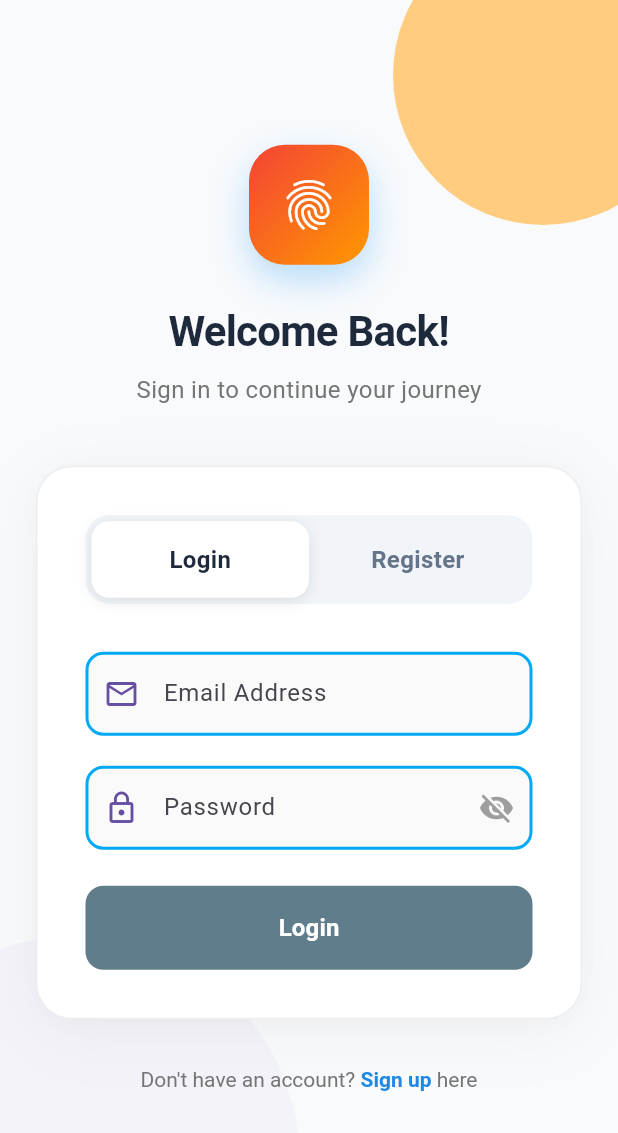
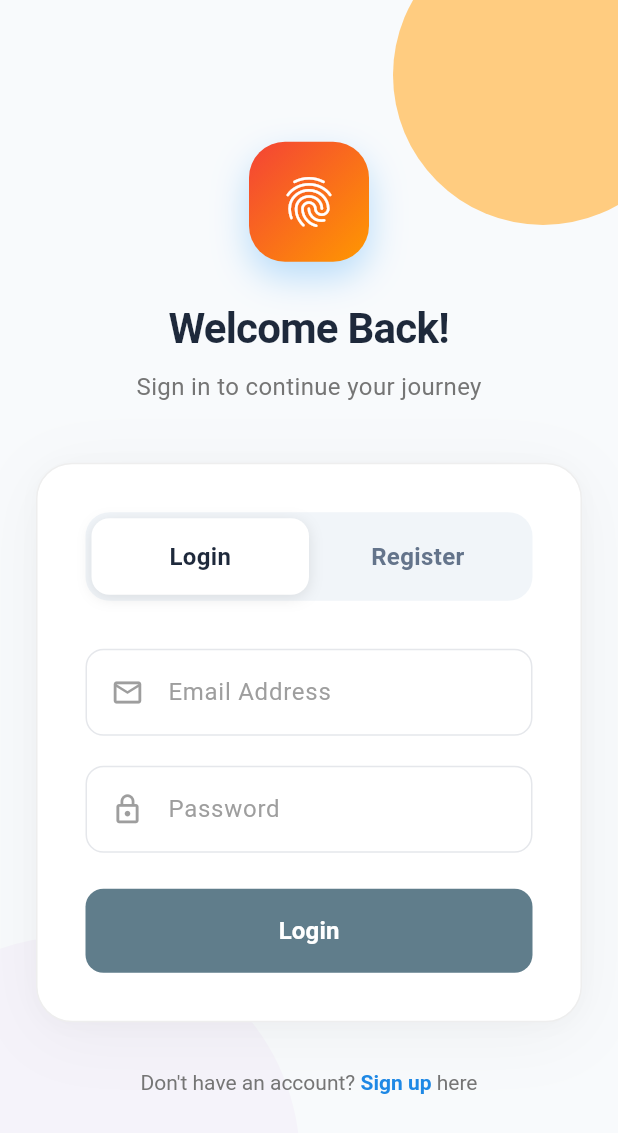
Before and after one commit to Ualikhayim-Temirlan/Petproject, a Flutter app: the screen it shows after launch, on a phone screen of 412 x 824 dp. Shown: the top 1133 px of the screen. Run offline on Flutter 3.47's test engine with Material 3 defaults, Android fonts, the phone set to English and light mode, and no system bars; our stand-ins replace cloud_firestore, firebase_auth, firebase_core, shared_preferences; accounts and stored records are empty.

Commit message:
Update textfield.dart

```diff
--- a/lib/custom/textfield.dart
+++ b/lib/custom/textfield.dart
@@ -3,77 +3,134 @@ import 'package:flutter/material.dart';
 class CustomTextField extends StatefulWidget {
   final TextEditingController controller;
   final String hintText;
-  final IconData prefixIcon;
+  final IconData? prefixIcon;
+  final Widget? suffixIcon;
   final bool obscureText;
   final TextInputType keyboardType;
   final String? Function(String?)? validator;
+  final void Function(String)? onChanged;
+  final bool enabled;
+  final int maxLines;
+  final TextCapitalization textCapitalization;
 
   const CustomTextField({
     super.key,
     required this.controller,
     required this.hintText,
-    required this.prefixIcon,
+    this.prefixIcon,
+    this.suffixIcon,
     this.obscureText = false,
     this.keyboardType = TextInputType.text,
     this.validator,
+    this.onChanged,
+    this.enabled = true,
+    this.maxLines = 1,
+    this.textCapitalization = TextCapitalization.none,
   });
 
   @override
   State<CustomTextField> createState() => _CustomTextFieldState();
 }
 
-class _CustomTextFieldState extends State<CustomTextField> {
-  bool _obscureText = true;
+class _CustomTextFieldState extends State<CustomTextField>
+    with SingleTickerProviderStateMixin {
+  late FocusNode _focusNode;
+  bool _isFocused = false;
 
   @override
   void initState() {
     super.initState();
-    _obscureText = widget.obscureText;
+    _focusNode = FocusNode();
+    _focusNode.addListener(_onFocusChanged);
+  }
+
+  @override
+  void dispose() {
+    _focusNode.removeListener(_onFocusChanged);
+    _focusNode.dispose();
+    super.dispose();
+  }
+
+  void _onFocusChanged() {
+    setState(() {
+      _isFocused = _focusNode.hasFocus;
+    });
   }
 
   @override
   Widget build(BuildContext context) {
-    return TextFormField(
+    return AnimatedContainer(
+      duration: const Duration(milliseconds: 200),
+      decoration: BoxDecoration(
+        borderRadius: BorderRadius.circular(12),
+        border: Border.all(
+          color: _isFocused
+              ? Colors.orange.shade200
+              : const Color(0xFFE5E7EB),
+          width: _isFocused ? 2 : 1,
+        ),
+        color: widget.enabled ? Colors.white : Colors.grey[50],
+        boxShadow: _isFocused
+            ? [
+                BoxShadow(
+                  color: const Color(0xFF2563EB),
+                  blurRadius: 8,
+                  offset: const Offset(0, 2),
+                ),
+              ]
+            : [],
+      ),
+      child: TextFormField(
         controller: widget.controller,
-      obscureText: widget.obscureText ? _obscureText : false,
+        focusNode: _focusNode,
+        obscureText: widget.obscureText,
         keyboardType: widget.keyboardType,
         validator: widget.validator,
-      style: const TextStyle(fontSize: 16),
+        onChanged: widget.onChanged,
+        enabled: widget.enabled,
+        maxLines: widget.maxLines,
+        textCapitalization: widget.textCapitalization,
+        style: const TextStyle(
+          fontSize: 16,
+          color: Color(0xFF1F2937),
+          fontWeight: FontWeight.w400,
+        ),
         decoration: InputDecoration(
           hintText: widget.hintText,
-        prefixIcon: Icon(widget.prefixIcon, color: Theme.of(context).primaryColor),
-        suffixIcon: widget.obscureText
-            ? IconButton(
-                icon: Icon(
-                  _obscureText ? Icons.visibility_off : Icons.visibility,
-                  color: Colors.grey,
+          hintStyle: TextStyle(
+            fontSize: 16,
+            color: Colors.grey[500],
+            fontWeight: FontWeight.w400,
           ),
-                onPressed: () {
-                  setState(() {
-                    _obscureText = !_obscureText;
-                  });
-                },
+          prefixIcon: widget.prefixIcon != null
+              ? Padding(
+                  padding: const EdgeInsets.only(left: 16, right: 12),
+                  child: Icon(
+                    widget.prefixIcon,
+                    color: _isFocused
+                        ? Colors.black
+                        : Colors.grey[500],
+                    size: 22,
+                  ),
                 )
               : null,
-        contentPadding: const EdgeInsets.symmetric(vertical: 16, horizontal: 20),
-        border: OutlineInputBorder(
-          borderRadius: BorderRadius.circular(12),
-          borderSide: const BorderSide(width: 3, color: Colors.blueGrey),
+          suffixIcon: widget.suffixIcon != null
+              ? Padding(
+                  padding: const EdgeInsets.only(right: 16),
+                  child: widget.suffixIcon,
+                )
+              : null,
+          contentPadding: EdgeInsets.symmetric(
+            horizontal: widget.prefixIcon != null ? 0 : 16,
+            vertical: 16,
           ),
-        enabledBorder: OutlineInputBorder(
-          borderRadius: BorderRadius.circular(12),
-          borderSide: BorderSide(width: 2, color: Colors.lightBlue),
+          border: InputBorder.none,
+          enabledBorder: InputBorder.none,
+          focusedBorder: InputBorder.none,
+          errorBorder: InputBorder.none,
+          focusedErrorBorder: InputBorder.none,
+          filled: false,
         ),
-        focusedBorder: OutlineInputBorder(
-          borderRadius: BorderRadius.circular(12),
-          borderSide: BorderSide(width: 2, color: Colors.lightBlue),
-        ),
-        errorBorder: OutlineInputBorder(
-          borderRadius: BorderRadius.circular(12),
-          borderSide: const BorderSide(width: 1, color: Colors.red),
-        ),
-        filled: true,
-        fillColor: Colors.grey.shade50,
       ),
     );
   }
```
Lines whose indentation alone changed are shown as unchanged.
